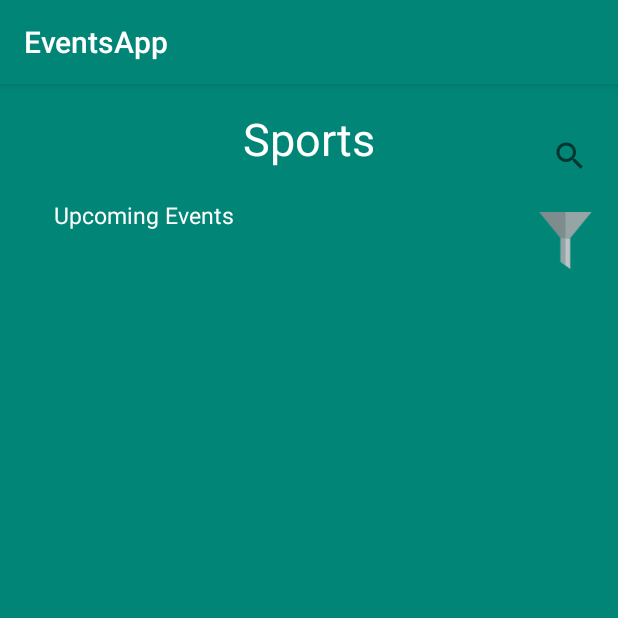
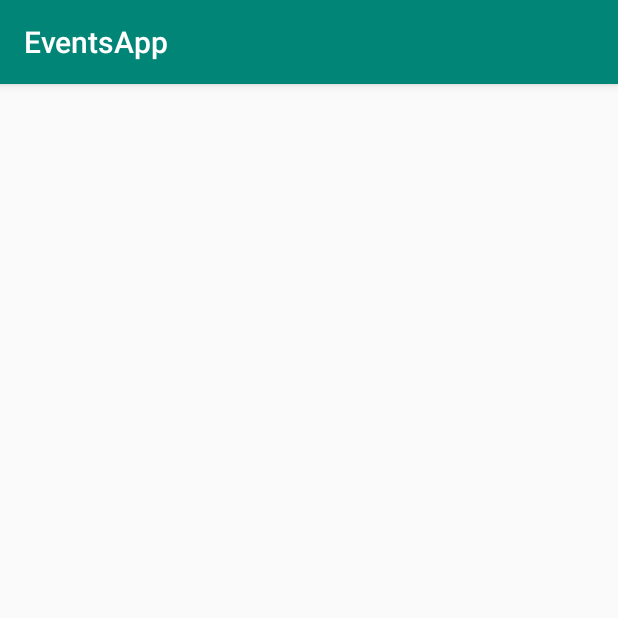
Before and after one commit to tatandru/eventsapp, an Android app: the screen it shows after launch (MainActivity), on a phone screen of 412 x 824 dp, the top half of it. Run offline under Robolectric (Android 15) with nearby library versions, the phone set to English and light mode, and no system bars.

Commit message:
Solve one conflict

```diff
--- a/app/src/main/java/com/example/eventsapp/MainActivity.java
+++ b/app/src/main/java/com/example/eventsapp/MainActivity.java
@@ -8,6 +8,6 @@ public class MainActivity extends AppCompatActivity {
     @Override
     protected void onCreate(Bundle savedInstanceState) {
         super.onCreate(savedInstanceState);
-        setContentView(R.layout.upcoming_events_layout);
+       // setContentView(R.layout.upcoming_events_layout);
     }
 }
```
